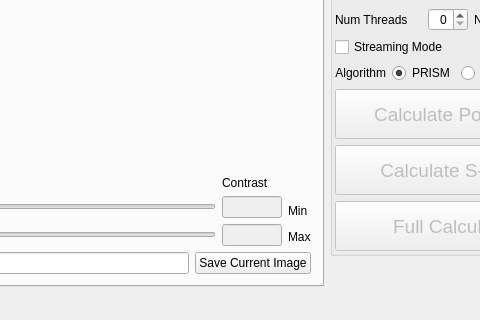
prism-em/prismatic, file Qt/prismmainwindow.ui: the form before one commit; both pictures show x 368 to 848 and y 613 to 933 of the 1000 by 933 pixel window.
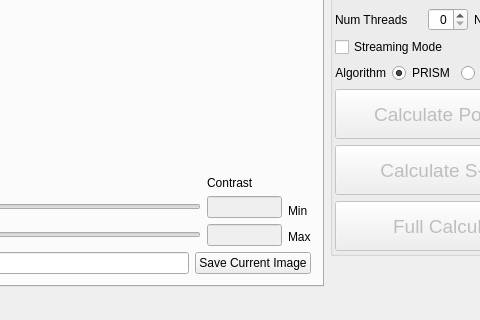
The form after the commit.

What changed in the file:
```diff
--- a/Qt/prismmainwindow.ui
+++ b/Qt/prismmainwindow.ui
@@ -563,7 +563,7 @@
                 </property>
                 <property name="maximumSize">
                  <size>
-                  <width>60</width>
+                  <width>75</width>
                   <height>16777215</height>
                  </size>
                 </property>
@@ -579,7 +579,7 @@
                 </property>
                 <property name="maximumSize">
                  <size>
-                  <width>60</width>
+                  <width>75</width>
                   <height>16777215</height>
                  </size>
                 </property>
```
Left out of the diff: 4 changed lines with no effect on the pictures.
